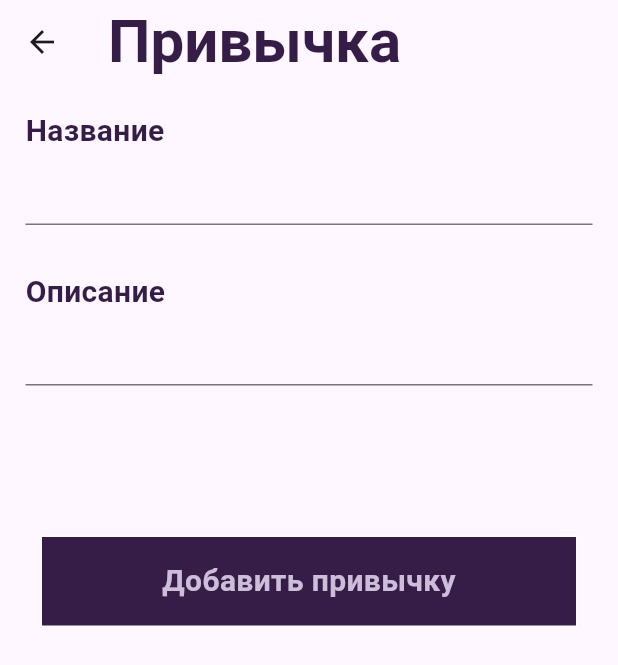
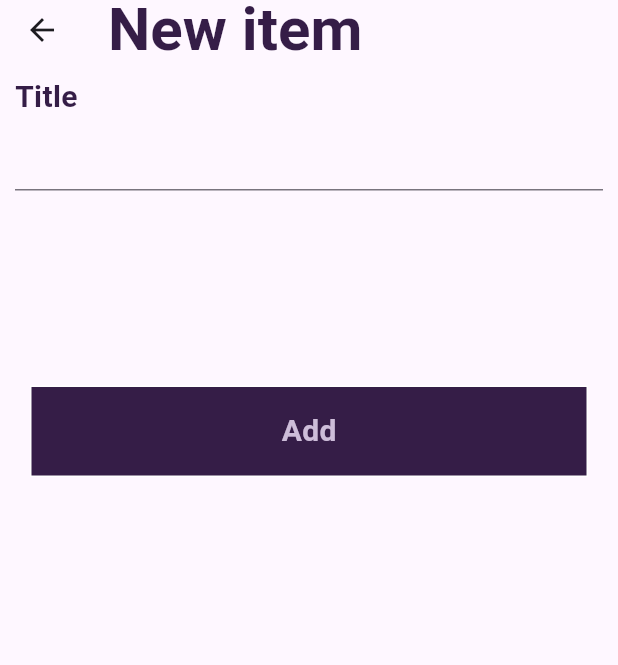
Before and after one commit to VeronikaSycheva/Kupi_Baton_Main, a Flutter app: the AddMyHabit screen opened directly with empty values, on a phone screen of 412 x 824 dp. Shown: the top 665 px of the screen. Run offline on Flutter 3.47's test engine with Material 3 defaults, Android fonts, the phone set to English and light mode, and no system bars; our stand-ins replace cloud_firestore, firebase_auth, firebase_core, firebase_messaging; accounts and stored records are empty; network calls fail.

Commit message:
pics done

```diff
--- a/lib/pages/add_habit_pages.dart
+++ b/lib/pages/add_habit_pages.dart
@@ -28,15 +28,16 @@ class _AddMyHabitState extends State<AddMyHabit> {
     return Scaffold(
       resizeToAvoidBottomInset: false,
       appBar: AppBar(
-        title: MyText(text: 'Привычка', isTitle: true, isDark: true),
+        toolbarHeight: 40,
+        title: MyText(text: 'New item', isTitle: true, isDark: true),
       ),
         body: Padding(
-          padding: EdgeInsets.all(17),
+          padding: EdgeInsets.all(10),
           child: Column(
             crossAxisAlignment: CrossAxisAlignment.start,
             children: [
               MyText(
-                text: 'Название',
+                text: 'Title',
                 isTitle: false,
                 isDark: true
               ),
@@ -46,21 +47,12 @@ class _AddMyHabitState extends State<AddMyHabit> {
                 },
               ),
               Padding(padding: EdgeInsets.only(top: 30)),
-              MyText(
-                  text: 'Описание',
-                  isTitle: false,
-                  isDark: true
-              ),
-              TextField(
-                onChanged: (String value) {
-                  about_hab=value;
-                },
-              ),
+
               Padding(padding: EdgeInsets.only(top: 30)),
               Padding(padding: EdgeInsets.only(top: 20)),
               Padding(padding: EdgeInsets.only(top: 50)),
               MyButton(
-                textButton: 'Добавить привычку',
+                textButton: 'Add',
                 onTap: () {
                   addHabit(name_hab, about_hab);
                   Navigator.of(context).pop();
--- a/lib/pages/menu.dart
+++ b/lib/pages/menu.dart
@@ -38,7 +38,7 @@ class Menu extends StatelessWidget {
             ),
             Container(
               child: MyText(text: ' Kupi baton', isTitle: true, isDark: true),
-              height: 30,
+              height: 50,
             )
           ],)
         ),
--- a/lib/services/add_habit.dart
+++ b/lib/services/add_habit.dart
@@ -6,7 +6,6 @@ void addHabit(String name, about){
   FirebaseFirestore.instance.collection('Habits');
   Map<String, String> dataToSend = {
     'name': name,
-    'about': about,
     'user': FirebaseAuth.instance.currentUser!.uid,
   };
   habit_ref.doc().set(dataToSend);
```
